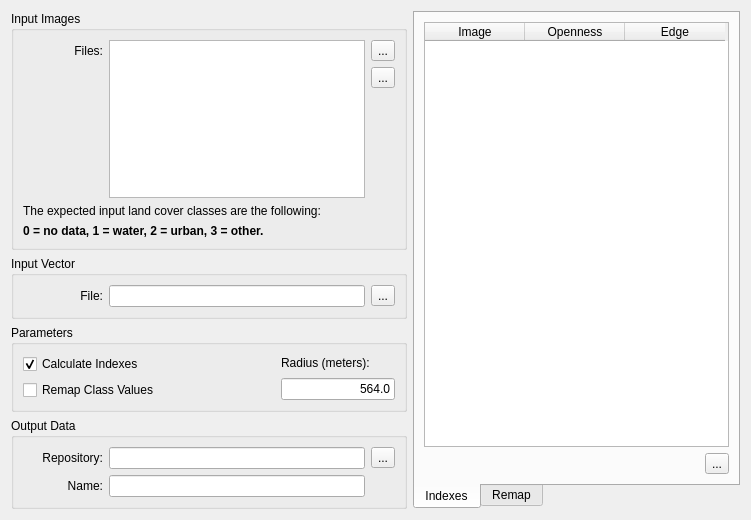
First picture: the form in src/terralib_mod_growth_qt/ui/ReclassifyWidgetForm.ui, repository ericabreu82/urban_analysis, before the edit.
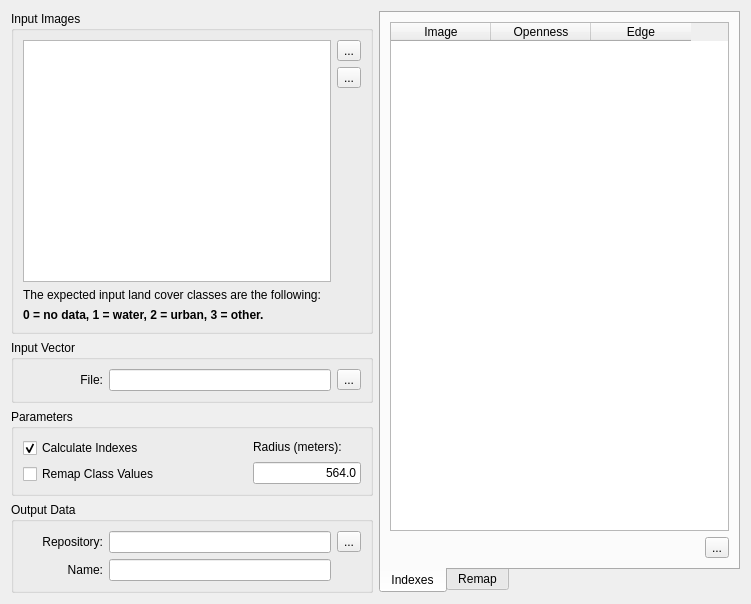
Second picture: the form after the edit.

```diff
--- a/src/terralib_mod_growth_qt/ui/ReclassifyWidgetForm.ui
+++ b/src/terralib_mod_growth_qt/ui/ReclassifyWidgetForm.ui
@@ -7,7 +7,7 @@
     <x>0</x>
     <y>0</y>
     <width>751</width>
-    <height>520</height>
+    <height>604</height>
    </rect>
   </property>
   <property name="windowTitle">
@@ -22,6 +22,12 @@
         <layout class="QGridLayout" name="gridLayout_13">
          <item row="1" column="0">
           <widget class="QGroupBox" name="groupBox_5">
+           <property name="sizePolicy">
+            <sizepolicy hsizetype="Preferred" vsizetype="Fixed">
+             <horstretch>0</horstretch>
+             <verstretch>0</verstretch>
+            </sizepolicy>
+           </property>
            <property name="title">
             <string>Input Vector</string>
            </property>
@@ -68,6 +74,12 @@
          </item>
          <item row="3" column="0">
           <widget class="QGroupBox" name="groupBox_2">
+           <property name="sizePolicy">
+            <sizepolicy hsizetype="Preferred" vsizetype="Fixed">
+             <horstretch>0</horstretch>
+             <verstretch>0</verstretch>
+            </sizepolicy>
+           </property>
            <property name="title">
             <string>Output Data</string>
            </property>
@@ -133,6 +145,12 @@
          </item>
          <item row="2" column="0">
           <widget class="QGroupBox" name="groupBox_3">
+           <property name="sizePolicy">
+            <sizepolicy hsizetype="Preferred" vsizetype="Fixed">
+             <horstretch>0</horstretch>
+             <verstretch>0</verstretch>
+            </sizepolicy>
+           </property>
            <property name="title">
             <string>Parameters</string>
            </property>
@@ -222,23 +240,14 @@
            <layout class="QGridLayout" name="gridLayout_2">
             <item row="0" column="0">
              <layout class="QGridLayout" name="gridLayout">
-              <item row="0" column="0">
-               <widget class="QLabel" name="label_4">
-                <property name="minimumSize">
-                 <size>
-                  <width>80</width>
-                  <height>0</height>
-                 </size>
-                </property>
+              <item row="0" column="1">
+               <widget class="QToolButton" name="m_reclassAddImageToolButton">
                 <property name="text">
-                 <string>Files:</string>
-                </property>
-                <property name="alignment">
-                 <set>Qt::AlignRight|Qt::AlignTrailing|Qt::AlignVCenter</set>
+                 <string>...</string>
                 </property>
                </widget>
               </item>
-              <item row="0" column="1" rowspan="3">
+              <item row="0" column="0" rowspan="3">
                <widget class="QListWidget" name="m_imgFilesListWidget">
                 <property name="dragDropMode">
                  <enum>QAbstractItemView::InternalMove</enum>
@@ -248,43 +257,20 @@
                 </property>
                </widget>
               </item>
-              <item row="0" column="2">
-               <widget class="QToolButton" name="m_reclassAddImageToolButton">
-                <property name="text">
-                 <string>...</string>
-                </property>
-               </widget>
-              </item>
-              <item row="1" column="0" rowspan="2">
-               <spacer name="verticalSpacer_2">
-                <property name="orientation">
-                 <enum>Qt::Vertical</enum>
-                </property>
-                <property name="sizeType">
-                 <enum>QSizePolicy::Minimum</enum>
-                </property>
-                <property name="sizeHint" stdset="0">
-                 <size>
-                  <width>20</width>
-                  <height>40</height>
-                 </size>
-                </property>
-               </spacer>
-              </item>
-              <item row="1" column="2">
+              <item row="1" column="1">
                <widget class="QToolButton" name="m_reclassRemoveImageToolButton">
                 <property name="text">
                  <string>...</string>
                 </property>
                </widget>
               </item>
-              <item row="2" column="2">
+              <item row="2" column="1">
                <spacer name="verticalSpacer">
                 <property name="orientation">
                  <enum>Qt::Vertical</enum>
                 </property>
                 <property name="sizeType">
-                 <enum>QSizePolicy::Minimum</enum>
+                 <enum>QSizePolicy::MinimumExpanding</enum>
                 </property>
                 <property name="sizeHint" stdset="0">
                  <size>
```
